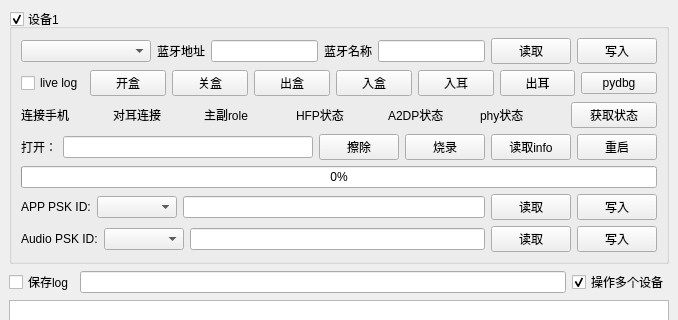
Old version of the form qcc_ui.ui in the repository xiaokun9/qcc_tool; both pictures show x 0 to 678 and y 0 to 320 of the 678 by 528 pixel window.
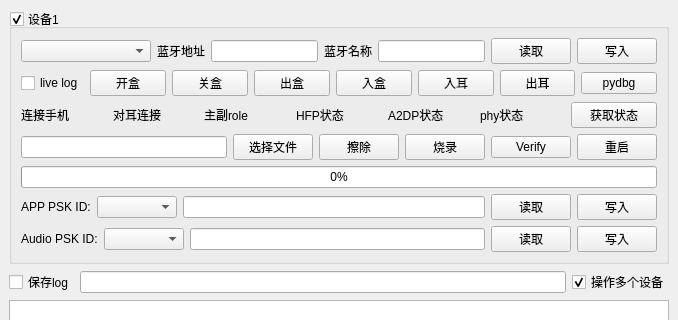
New version of the form.

Patch:
```diff
--- a/qcc_ui.ui
+++ b/qcc_ui.ui
@@ -238,17 +238,17 @@
        <item>
         <layout class="QHBoxLayout" name="horizontalLayout_12">
          <item>
-          <widget class="QLabel" name="label_22">
+          <widget class="QLineEdit" name="lineEdit_select_xuv_file"/>
+         </item>
+         <item>
+          <widget class="QPushButton" name="pushButton_select_xuv_file">
            <property name="text">
-            <string>打开：</string>
+            <string>选择文件</string>
            </property>
           </widget>
          </item>
          <item>
-          <widget class="QLineEdit" name="lineEdit_7"/>
-         </item>
-         <item>
-          <widget class="QPushButton" name="pushButton_7">
+          <widget class="QPushButton" name="pushButton_erase">
            <property name="text">
             <string>擦除</string>
            </property>
@@ -264,7 +264,7 @@
          <item>
           <widget class="QPushButton" name="pushButton_13">
            <property name="text">
-            <string>读取info</string>
+            <string>Verify</string>
            </property>
           </widget>
          </item>
```
Left out of the diff: 6 changed lines with no effect on the pictures.
